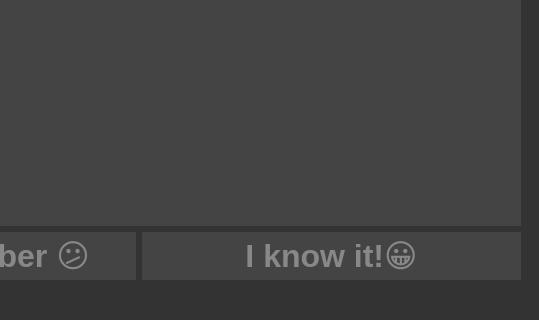
First picture: the form in src/mainwindow.ui, repository varnholt/vocabulary_trainer, before the edit; both pictures show x 261 to 800 and y 280 to 600 of the 800 by 600 pixel window.
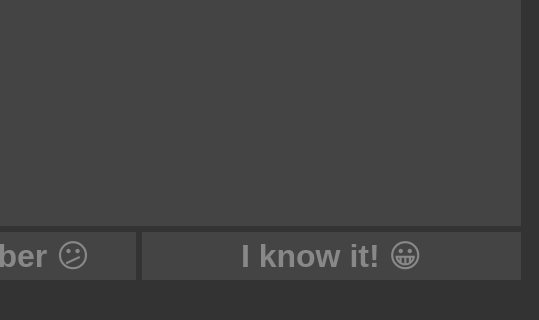
Second picture: the form after the edit. The open tabs and pages were chosen to show the change.

Commit message: I missed space

What changed in the file:
```diff
--- a/src/mainwindow.ui
+++ b/src/mainwindow.ui
@@ -131,7 +131,7 @@
            </font>
           </property>
           <property name="text">
-           <string>I know it!😀</string>
+           <string>I know it! 😀</string>
           </property>
          </widget>
         </item>
```
